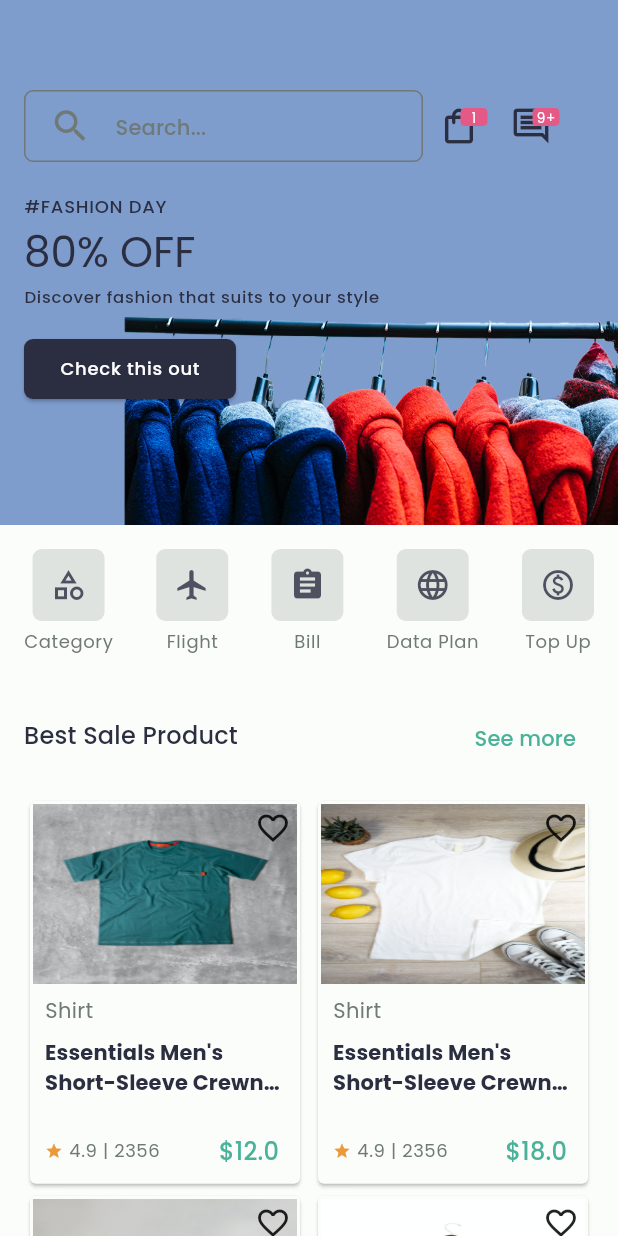
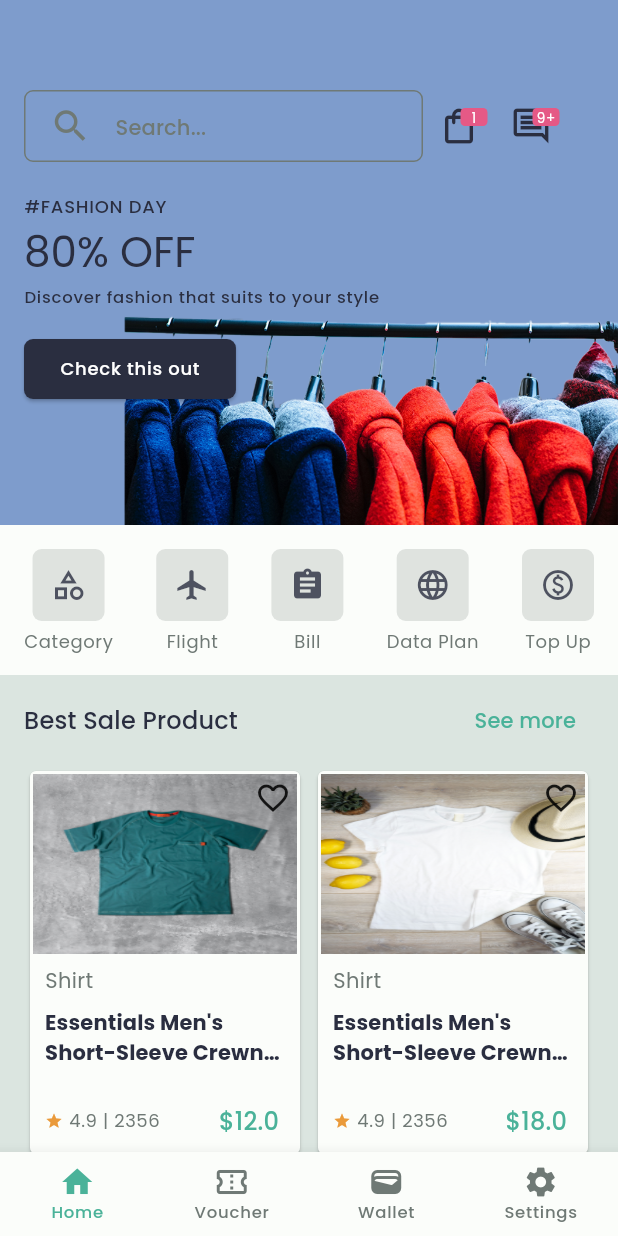
Before and after one commit to doc2dev/tokosmile, a Flutter app: the screen it shows after launch, on a phone screen of 412 x 824 dp. Run offline on Flutter 3.47's test engine with Material 2 defaults, Android fonts, the phone set to English and light mode, and no system bars.

Commit message:
Implement bottom nav

```diff
--- a/lib/app.dart
+++ b/lib/app.dart
@@ -1,5 +1,5 @@
 import 'package:flutter/material.dart';
-import 'package:tokosmile/home.dart';
+import 'package:tokosmile/ui/home/home.dart';
 import 'package:tokosmile/theme/theme.dart';
 
 
--- a/lib/ui/carousel/carousel_sliver.dart
+++ b/lib/ui/carousel/carousel_sliver.dart
@@ -79,7 +79,6 @@ class HeaderDelegate extends SliverPersistentHeaderDelegate {
 }
 
 /*TODO:
-* - carousel auto-animation
 * - bottom navigation
 * - product detail view
 * - bloc integration
--- a/lib/ui/constants.dart
+++ b/lib/ui/constants.dart
@@ -1,4 +1,4 @@
 const kTopBarHeight = 130.0;
 const kCarouselLimit = 350.0;
 const kActionPanelHeight = 100.0;
-const kProductHeaderHeight = 80.0;
+const kProductHeaderHeight = 60.0;
--- /dev/null
+++ b/lib/ui/home/bottom_nav.dart
@@ -0,0 +1,61 @@
+import 'package:flutter/material.dart';
+import 'package:tokosmile/theme/theme.dart';
+
+class BottomNav extends StatefulWidget {
+  const BottomNav({super.key});
+
+  @override
+  State<BottomNav> createState() =>
+      _BottomNavState();
+}
+
+class _BottomNavState
+    extends State<BottomNav> {
+  int _selectedIndex = 0;
+
+  void _onItemTapped(int index) {
+    setState(() {
+      _selectedIndex = index;
+    });
+  }
+
+  @override
+  Widget build(BuildContext context) {
+    var textTheme = context.textTheme();
+    var colors = context.colors();
+    var optionStyle = textTheme.labelSmall!.copyWith(
+      color: context.colors().outline,
+    );
+    var primary = colors.primary;
+    var outline = colors.outline;
+
+    return BottomNavigationBar(
+      items: const <BottomNavigationBarItem>[
+        BottomNavigationBarItem(
+          icon: Icon(Icons.home),
+          label: 'Home',
+        ),
+        BottomNavigationBarItem(
+          icon: Icon(Icons.confirmation_num_outlined),
+          label: 'Voucher',
+        ),
+        BottomNavigationBarItem(
+          icon: Icon(Icons.wallet),
+          label: 'Wallet',
+        ),
+        BottomNavigationBarItem(
+          icon: Icon(Icons.settings),
+          label: 'Settings',
+        ),
+      ],
+      currentIndex: _selectedIndex,
+      selectedItemColor: primary,
+      unselectedItemColor: outline,
+      selectedLabelStyle: optionStyle.copyWith(color: primary),
+      unselectedLabelStyle: optionStyle,
+      useLegacyColorScheme: false,
+      onTap: _onItemTapped,
+      type: BottomNavigationBarType.fixed,
+    );
+  }
+}
--- a/lib/home.dart
+++ b/lib/ui/home/home.dart
@@ -3,6 +3,8 @@ import 'package:tokosmile/data/sample_data.dart';
 import 'package:tokosmile/ui/carousel/carousel_sliver.dart';
 import 'package:tokosmile/ui/product/product_list.dart';
 import 'package:tokosmile/ui/topbar/topbar.dart';
+
+import 'bottom_nav.dart';
 
 class MyHomePage extends StatefulWidget {
   const MyHomePage({super.key, required this.title});
@@ -43,6 +45,7 @@ class _MyHomePageState extends State<MyHomePage> {
           ),
         ],
       ),
+      bottomNavigationBar: const BottomNav(),
     );
   }
 }
--- a/lib/ui/product/product_container.dart
+++ /dev/null
@@ -1,21 +0,0 @@
-import 'package:flutter/material.dart';
-import 'package:flutter/rendering.dart';
-import 'package:tokosmile/data/sample_data.dart';
-import 'package:tokosmile/ui/product/product_header.dart';
-import 'package:tokosmile/ui/product/product_list.dart';
-
-class ProductContainer extends StatelessWidget {
-  const ProductContainer({super.key});
-
-  @override
-  Widget build(BuildContext context) {
-    return SliverToBoxAdapter(
-      child: Column(
-        children: [
-          ProductHeader(),
-          ProductList(products: sampleProducts),
-        ],
-      ),
-    );
-  }
-}
--- a/lib/ui/product/product_header.dart
+++ b/lib/ui/product/product_header.dart
@@ -8,11 +8,12 @@ class ProductHeader extends StatelessWidget {
   @override
   Widget build(BuildContext context) {
     return Container(
-      padding: const EdgeInsets.fromLTRB(16.0, 24.0, 16.0, 24.0),
-      color: context.colors().background,
+      padding: const EdgeInsets.only(left: 16.0, right: 16.0),//fromLTRB(16.0, 24.0, 16.0, 24.0),
+      color: context.colors().surfaceVariant,
       height: kProductHeaderHeight,
       child: Row(
         mainAxisAlignment: MainAxisAlignment.spaceBetween,
+        crossAxisAlignment: CrossAxisAlignment.center,
         children: [
           Text(
             "Best Sale Product",
--- a/lib/ui/product/product_list.dart
+++ b/lib/ui/product/product_list.dart
@@ -1,33 +1,17 @@
 import 'package:flutter/material.dart';
-import 'package:tokosmile/ui/constants.dart';
+import 'package:tokosmile/theme/theme.dart';
 
 import '../../data/data_classes.dart';
 import 'product_row.dart';
 
-class ProductList extends StatefulWidget {
+class ProductList extends StatelessWidget {
   final List<Product> products;
 
   const ProductList({super.key, required this.products});
 
-  @override
-  State<StatefulWidget> createState() => _ProductListState();
-}
-
-class _ProductListState extends State<ProductList> {
-  late final ScrollController _scrollController;
-
-  @override
-  void initState() {
-    super.initState();
-    _scrollController = ScrollController();
-    /*_scrollController.addListener(() {
-      print("Current scroll: ${_scrollController.offset}");
-    });*/
-  }
-
   List<List<Product>> getPairs() {
     var pairs = <List<Product>>[];
-    for (var element in widget.products) {
+    for (var element in products) {
       if (pairs.isEmpty) {
         pairs.add([]);
       }
@@ -45,21 +29,15 @@ class _ProductListState extends State<ProductList> {
     var pairs = getPairs();
     return Container(
       padding: const EdgeInsets.only(left: 16.0, right: 16.0),
+      color: context.colors().surfaceVariant,
       child: ListView.builder(
-        physics: NeverScrollableScrollPhysics(),
+        physics: const NeverScrollableScrollPhysics(),
         itemCount: pairs.length,
         shrinkWrap: true,
-        controller: _scrollController,
         itemBuilder: (BuildContext context, int index) {
           return ProductRow(pair: pairs[index]);
         },
       ),
     );
   }
-
-  @override
-  void dispose() {
-    _scrollController.dispose();
-    super.dispose();
-  }
 }
--- a/lib/ui/topbar/topbar.dart
+++ b/lib/ui/topbar/topbar.dart
@@ -17,7 +17,6 @@ class TopBar extends StatelessWidget {
     var opacity = min(alpha, 1.0);
     var colors = context.colors();
     var outlineColor = colors.outline;
-    var secondaryColor = colors.secondary;
     var hintStyle =
         context.textTheme().labelLarge!.copyWith(color: outlineColor);
 
```
